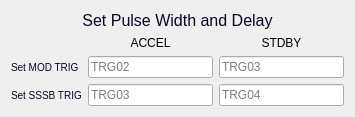
Qt form pulse.ui (cristinasewell/ATCA_PyDM_Screens) before a commit.
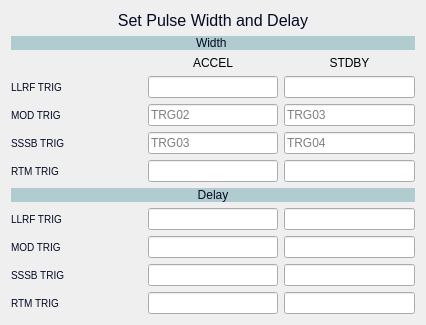
The same form after that commit. Custom widgets are drawn as their Qt base class.

Commit message: Added more pulse width and delay

Patch:
```diff
--- a/pulse.ui
+++ b/pulse.ui
@@ -6,8 +6,8 @@
    <rect>
     <x>0</x>
     <y>0</y>
-    <width>355</width>
-    <height>101</height>
+    <width>426</width>
+    <height>285</height>
    </rect>
   </property>
   <property name="windowTitle">
@@ -33,24 +33,50 @@
    </item>
    <item>
     <layout class="QGridLayout" name="gridLayout_5">
-     <item row="0" column="2">
-      <widget class="QLabel" name="label_21">
-       <property name="sizePolicy">
-        <sizepolicy hsizetype="Preferred" vsizetype="Preferred">
-         <horstretch>1</horstretch>
-         <verstretch>1</verstretch>
-        </sizepolicy>
+     <item row="5" column="0">
+      <widget class="QLabel" name="label_5">
+       <property name="styleSheet">
+        <string notr="true">QLabel{
+  color:#030923;
+  font-size: 10px;
+  font-style: bold;
+}</string>
        </property>
        <property name="text">
-        <string>STDBY</string>
+        <string>RTM TRIG</string>
        </property>
-       <property name="alignment">
-        <set>Qt::AlignCenter</set>
+      </widget>
+     </item>
+     <item row="8" column="0">
+      <widget class="QLabel" name="label_8">
+       <property name="styleSheet">
+        <string notr="true">QLabel{
+  color:#030923;
+  font-size: 10px;
+  font-style: bold;
+}</string>
        </property>
+       <property name="text">
+        <string>MOD TRIG</string>
+       </property>
       </widget>
      </item>
-     <item row="1" column="2">
-      <widget class="PyDMLineEdit" name="PyDMLineEdit">
+     <item row="9" column="0">
+      <widget class="QLabel" name="label_9">
+       <property name="styleSheet">
+        <string notr="true">QLabel{
+  color:#030923;
+  font-size: 10px;
+  font-style: bold;
+}</string>
+       </property>
+       <property name="text">
+        <string>SSSB TRIG</string>
+       </property>
+      </widget>
+     </item>
+     <item row="2" column="1">
+      <widget class="PyDMLineEdit" name="PyDMLineEdit_6">
        <property name="sizePolicy">
         <sizepolicy hsizetype="Expanding" vsizetype="Fixed">
          <horstretch>1</horstretch>
@@ -60,15 +86,19 @@
        <property name="toolTip">
         <string/>
        </property>
-       <property name="placeholderText">
-        <string>TRG03</string>
+      </widget>
+     </item>
+     <item row="5" column="1">
+      <widget class="PyDMLineEdit" name="PyDMLineEdit_5">
+       <property name="toolTip">
+        <string/>
        </property>
        <property name="channel" stdset="0">
         <string>ca://${DEVICE2}:TRG03_SYS0_TWID</string>
        </property>
       </widget>
      </item>
-     <item row="1" column="1">
+     <item row="3" column="1">
       <widget class="PyDMLineEdit" name="PyDMLineEdit_2">
        <property name="sizePolicy">
         <sizepolicy hsizetype="Expanding" vsizetype="Fixed">
@@ -87,7 +117,77 @@
        </property>
       </widget>
      </item>
-     <item row="0" column="1">
+     <item row="3" column="2">
+      <widget class="PyDMLineEdit" name="PyDMLineEdit">
+       <property name="sizePolicy">
+        <sizepolicy hsizetype="Expanding" vsizetype="Fixed">
+         <horstretch>1</horstretch>
+         <verstretch>1</verstretch>
+        </sizepolicy>
+       </property>
+       <property name="toolTip">
+        <string/>
+       </property>
+       <property name="placeholderText">
+        <string>TRG03</string>
+       </property>
+       <property name="channel" stdset="0">
+        <string>ca://${DEVICE2}:TRG03_SYS0_TWID</string>
+       </property>
+      </widget>
+     </item>
+     <item row="4" column="1">
+      <widget class="PyDMLineEdit" name="PyDMLineEdit_3">
+       <property name="sizePolicy">
+        <sizepolicy hsizetype="Expanding" vsizetype="Fixed">
+         <horstretch>1</horstretch>
+         <verstretch>1</verstretch>
+        </sizepolicy>
+       </property>
+       <property name="toolTip">
+        <string/>
+       </property>
+       <property name="placeholderText">
+        <string>TRG03</string>
+       </property>
+       <property name="channel" stdset="0">
+        <string>ca://${DEVICE2}:TRG04_SYS0_TWID</string>
+       </property>
+      </widget>
+     </item>
+     <item row="6" column="0" colspan="3">
+      <widget class="QLabel" name="label_6">
+       <property name="styleSheet">
+        <string notr="true">QLabel{
+  color:#030923;
+  font-size: 12px;
+  font-style: bold;
+  background-color: #B0CCCF
+} </string>
+       </property>
+       <property name="text">
+        <string>Delay</string>
+       </property>
+       <property name="alignment">
+        <set>Qt::AlignCenter</set>
+       </property>
+      </widget>
+     </item>
+     <item row="7" column="0">
+      <widget class="QLabel" name="label_7">
+       <property name="styleSheet">
+        <string notr="true">QLabel{
+  color:#030923;
+  font-size: 10px;
+  font-style: bold;
+}</string>
+       </property>
+       <property name="text">
+        <string>LLRF TRIG</string>
+       </property>
+      </widget>
+     </item>
+     <item row="1" column="1">
       <widget class="QLabel" name="label_20">
        <property name="sizePolicy">
         <sizepolicy hsizetype="Preferred" vsizetype="Preferred">
@@ -103,7 +203,39 @@
        </property>
       </widget>
      </item>
-     <item row="1" column="0">
+     <item row="4" column="2">
+      <widget class="PyDMLineEdit" name="PyDMLineEdit_4">
+       <property name="sizePolicy">
+        <sizepolicy hsizetype="Expanding" vsizetype="Fixed">
+         <horstretch>1</horstretch>
+         <verstretch>1</verstretch>
+        </sizepolicy>
+       </property>
+       <property name="toolTip">
+        <string/>
+       </property>
+       <property name="placeholderText">
+        <string>TRG04</string>
+       </property>
+       <property name="channel" stdset="0">
+        <string>ca://${DEVICE2}:TRG05_SYS0_TWID</string>
+       </property>
+      </widget>
+     </item>
+     <item row="2" column="2">
+      <widget class="PyDMLineEdit" name="PyDMLineEdit_8">
+       <property name="sizePolicy">
+        <sizepolicy hsizetype="Expanding" vsizetype="Fixed">
+         <horstretch>1</horstretch>
+         <verstretch>1</verstretch>
+        </sizepolicy>
+       </property>
+       <property name="toolTip">
+        <string/>
+       </property>
+      </widget>
+     </item>
+     <item row="3" column="0">
       <widget class="QLabel" name="label">
        <property name="styleSheet">
         <string notr="true">QLabel{
@@ -113,11 +245,47 @@
 }</string>
        </property>
        <property name="text">
-        <string>Set MOD TRIG</string>
+        <string>MOD TRIG</string>
+       </property>
+      </widget>
+     </item>
+     <item row="1" column="2">
+      <widget class="QLabel" name="label_21">
+       <property name="sizePolicy">
+        <sizepolicy hsizetype="Preferred" vsizetype="Preferred">
+         <horstretch>1</horstretch>
+         <verstretch>1</verstretch>
+        </sizepolicy>
+       </property>
+       <property name="text">
+        <string>STDBY</string>
+       </property>
+       <property name="alignment">
+        <set>Qt::AlignCenter</set>
        </property>
       </widget>
      </item>
      <item row="2" column="0">
+      <widget class="QLabel" name="label_3">
+       <property name="sizePolicy">
+        <sizepolicy hsizetype="Preferred" vsizetype="Preferred">
+         <horstretch>1</horstretch>
+         <verstretch>1</verstretch>
+        </sizepolicy>
+       </property>
+       <property name="styleSheet">
+        <string notr="true">QLabel{
+  color:#030923;
+  font-size: 10px;
+  font-style: bold;
+}</string>
+       </property>
+       <property name="text">
+        <string>LLRF TRIG</string>
+       </property>
+      </widget>
+     </item>
+     <item row="4" column="0">
       <widget class="QLabel" name="label_2">
        <property name="styleSheet">
         <string notr="true">QLabel{
@@ -127,45 +295,102 @@
 }</string>
        </property>
        <property name="text">
-        <string>Set SSSB TRIG</string>
+        <string>SSSB TRIG</string>
        </property>
       </widget>
      </item>
-     <item row="2" column="1">
-      <widget class="PyDMLineEdit" name="PyDMLineEdit_3">
-       <property name="sizePolicy">
-        <sizepolicy hsizetype="Expanding" vsizetype="Fixed">
-         <horstretch>1</horstretch>
-         <verstretch>1</verstretch>
-        </sizepolicy>
+     <item row="0" column="0" colspan="3">
+      <widget class="QLabel" name="label_4">
+       <property name="styleSheet">
+        <string notr="true">QLabel{
+  color:#030923;
+  font-size: 12px;
+  font-style: bold;
+  background-color: #B0CCCF
+} </string>
        </property>
+       <property name="text">
+        <string>Width </string>
+       </property>
+       <property name="alignment">
+        <set>Qt::AlignCenter</set>
+       </property>
+      </widget>
+     </item>
+     <item row="5" column="2">
+      <widget class="PyDMLineEdit" name="PyDMLineEdit_7">
        <property name="toolTip">
         <string/>
        </property>
-       <property name="placeholderText">
-        <string>TRG03</string>
+      </widget>
+     </item>
+     <item row="10" column="0">
+      <widget class="QLabel" name="label_10">
+       <property name="styleSheet">
+        <string notr="true">QLabel{
+  color:#030923;
+  font-size: 10px;
+  font-style: bold;
+}</string>
        </property>
-       <property name="channel" stdset="0">
-        <string>ca://${DEVICE2}:TRG03_SYS0_TWID</string>
+       <property name="text">
+        <string>RTM TRIG</string>
        </property>
       </widget>
      </item>
-     <item row="2" column="2">
-      <widget class="PyDMLineEdit" name="PyDMLineEdit_4">
-       <property name="sizePolicy">
-        <sizepolicy hsizetype="Expanding" vsizetype="Fixed">
-         <horstretch>1</horstretch>
-         <verstretch>1</verstretch>
-        </sizepolicy>
+     <item row="7" column="1">
+      <widget class="PyDMLineEdit" name="PyDMLineEdit_9">
+       <property name="toolTip">
+        <string/>
        </property>
+      </widget>
+     </item>
+     <item row="8" column="1">
+      <widget class="PyDMLineEdit" name="PyDMLineEdit_10">
        <property name="toolTip">
         <string/>
        </property>
-       <property name="placeholderText">
-        <string>TRG04</string>
+      </widget>
+     </item>
+     <item row="9" column="1">
+      <widget class="PyDMLineEdit" name="PyDMLineEdit_11">
+       <property name="toolTip">
+        <string/>
        </property>
-       <property name="channel" stdset="0">
-        <string>ca://${DEVICE2}:TRG04_SYS0_TWID</string>
+      </widget>
+     </item>
+     <item row="10" column="1">
+      <widget class="PyDMLineEdit" name="PyDMLineEdit_12">
+       <property name="toolTip">
+        <string/>
+       </property>
+      </widget>
+     </item>
+     <item row="7" column="2">
+      <widget class="PyDMLineEdit" name="PyDMLineEdit_13">
+       <property name="toolTip">
+        <string/>
+       </property>
+      </widget>
+     </item>
+     <item row="8" column="2">
+      <widget class="PyDMLineEdit" name="PyDMLineEdit_14">
+       <property name="toolTip">
+        <string/>
+       </property>
+      </widget>
+     </item>
+     <item row="9" column="2">
+      <widget class="PyDMLineEdit" name="PyDMLineEdit_15">
+       <property name="toolTip">
+        <string/>
+       </property>
+      </widget>
+     </item>
+     <item row="10" column="2">
+      <widget class="PyDMLineEdit" name="PyDMLineEdit_16">
+       <property name="toolTip">
+        <string/>
        </property>
       </widget>
      </item>
```
Left out of the diff: 3 changed lines with no effect on the pictures.
